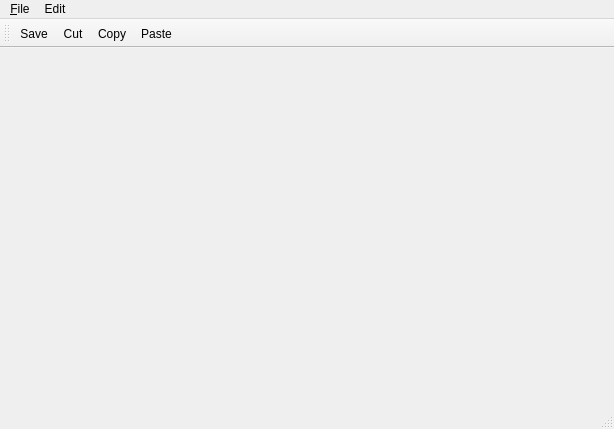
Above: editor.ui from vangeytedvg/DenkaCommander before the change. Below: the same form after it.
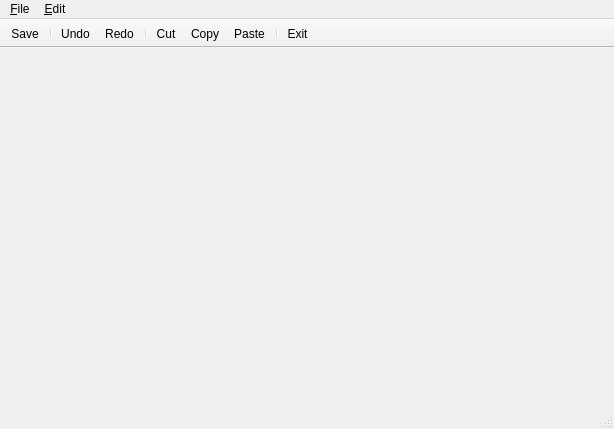
That is the form after the change. Icons and pictures are not drawn.

Commit message: Editor ongoing ok

The edit to the form file:
```diff
--- a/editor.ui
+++ b/editor.ui
@@ -38,7 +38,7 @@
    </widget>
    <widget class="QMenu" name="menuEdit">
     <property name="title">
-     <string>Edit</string>
+     <string>&amp;Edit</string>
     </property>
     <addaction name="actionCut"/>
     <addaction name="actionCopy"/>
@@ -52,6 +52,12 @@
    <property name="windowTitle">
     <string>toolBar</string>
    </property>
+   <property name="movable">
+    <bool>false</bool>
+   </property>
+   <property name="floatable">
+    <bool>false</bool>
+   </property>
    <attribute name="toolBarArea">
     <enum>TopToolBarArea</enum>
    </attribute>
@@ -59,9 +65,15 @@
     <bool>false</bool>
    </attribute>
    <addaction name="action_Save"/>
+   <addaction name="separator"/>
+   <addaction name="action_Undo"/>
+   <addaction name="actionRedo"/>
+   <addaction name="separator"/>
    <addaction name="actionCut"/>
    <addaction name="actionCopy"/>
    <addaction name="actionPaste"/>
+   <addaction name="separator"/>
+   <addaction name="actionExit"/>
   </widget>
   <action name="actionExit">
    <property name="text">
@@ -70,17 +82,17 @@
   </action>
   <action name="actionCut">
    <property name="text">
-    <string>Cut</string>
+    <string>Cu&amp;t</string>
    </property>
   </action>
   <action name="actionCopy">
    <property name="text">
-    <string>Copy</string>
+    <string>&amp;Copy</string>
    </property>
   </action>
   <action name="actionPaste">
    <property name="text">
-    <string>Paste</string>
+    <string>&amp;Paste</string>
    </property>
   </action>
   <action name="action_Save">
@@ -88,6 +100,24 @@
     <string>&amp;Save</string>
    </property>
   </action>
+  <action name="action_Undo">
+   <property name="icon">
+    <iconset resource="images.qrc">
+     <normaloff>:/imgs/undo.png</normaloff>:/imgs/undo.png</iconset>
+   </property>
+   <property name="text">
+    <string>&amp;Undo</string>
+   </property>
+  </action>
+  <action name="actionRedo">
+   <property name="icon">
+    <iconset resource="images.qrc">
+     <normaloff>:/imgs/redo.png</normaloff>:/imgs/redo.png</iconset>
+   </property>
+   <property name="text">
+    <string>&amp;Redo</string>
+   </property>
+  </action>
  </widget>
  <resources/>
  <connections/>
```
Left out of the diff: 26 changed lines with no effect on the pictures. The commit also changes 11 other files.
